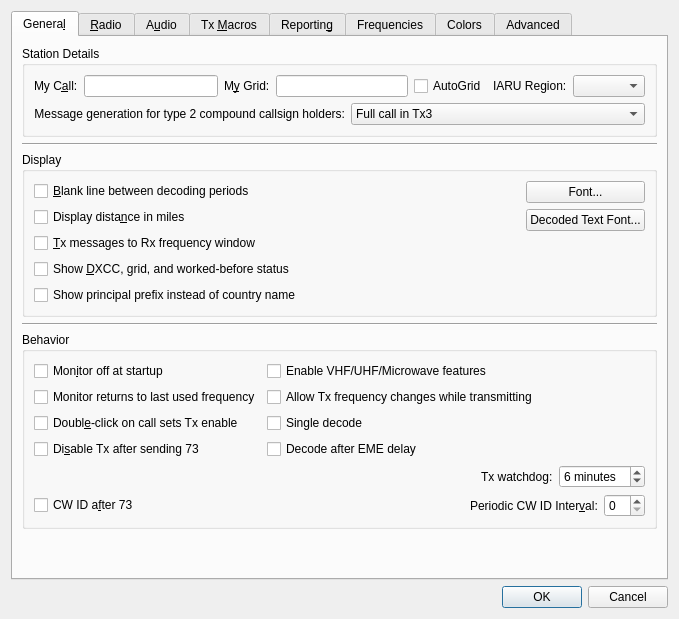
This is Configuration.ui in saitohirga/WSJT-X as Qt 5 draws it before an edit. The edited form follows.
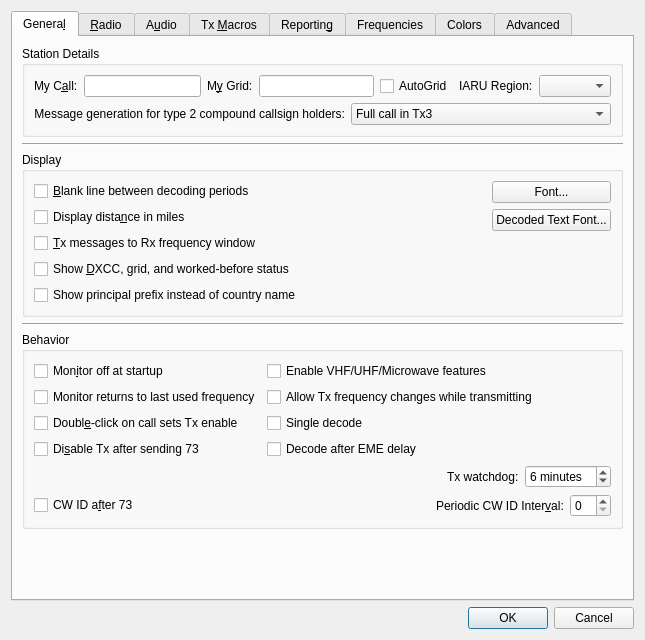
This is the edited form. Custom widgets are drawn as their Qt base class.

What changed in the file:
```diff
--- a/Configuration.ui
+++ b/Configuration.ui
@@ -2,14 +2,6 @@
 <ui version="4.0">
  <class>configuration_dialog</class>
  <widget class="QDialog" name="configuration_dialog">
-  <property name="geometry">
-   <rect>
-    <x>0</x>
-    <y>0</y>
-    <width>679</width>
-    <height>619</height>
-   </rect>
-  </property>
   <property name="windowTitle">
    <string>Settings</string>
   </property>
```
Left out of the diff: 2 changed lines with no effect on the pictures.
